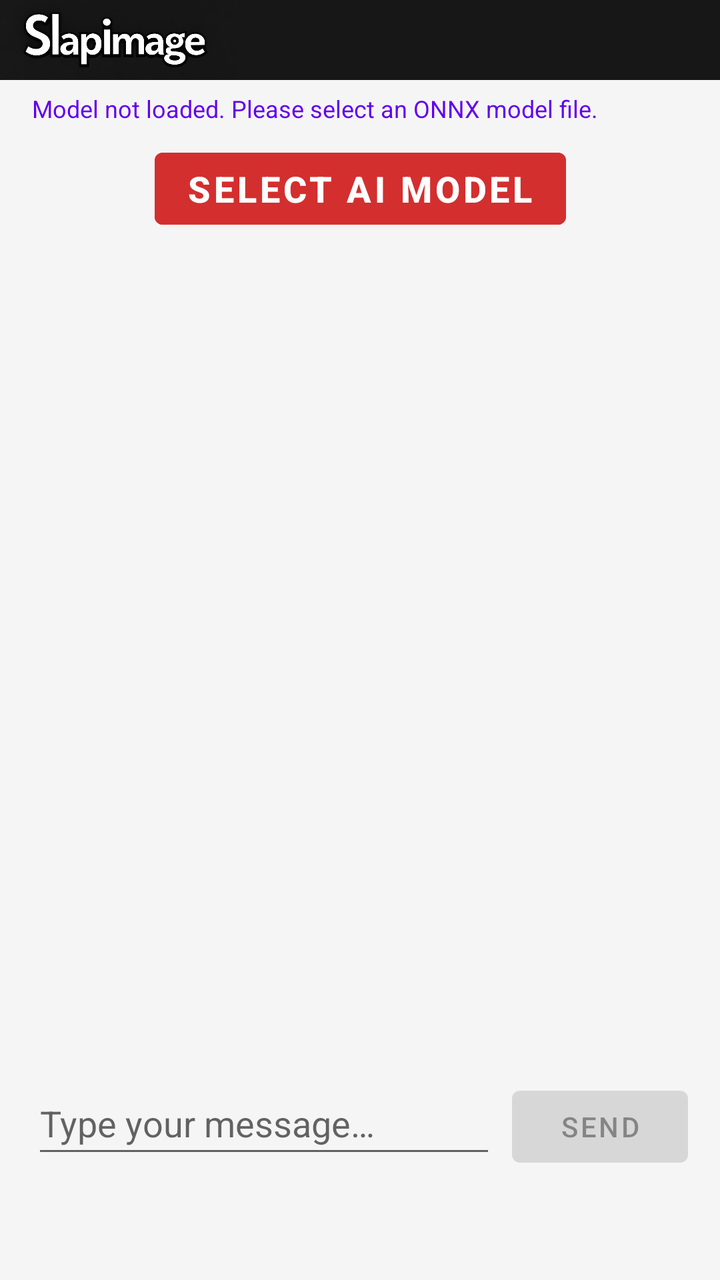
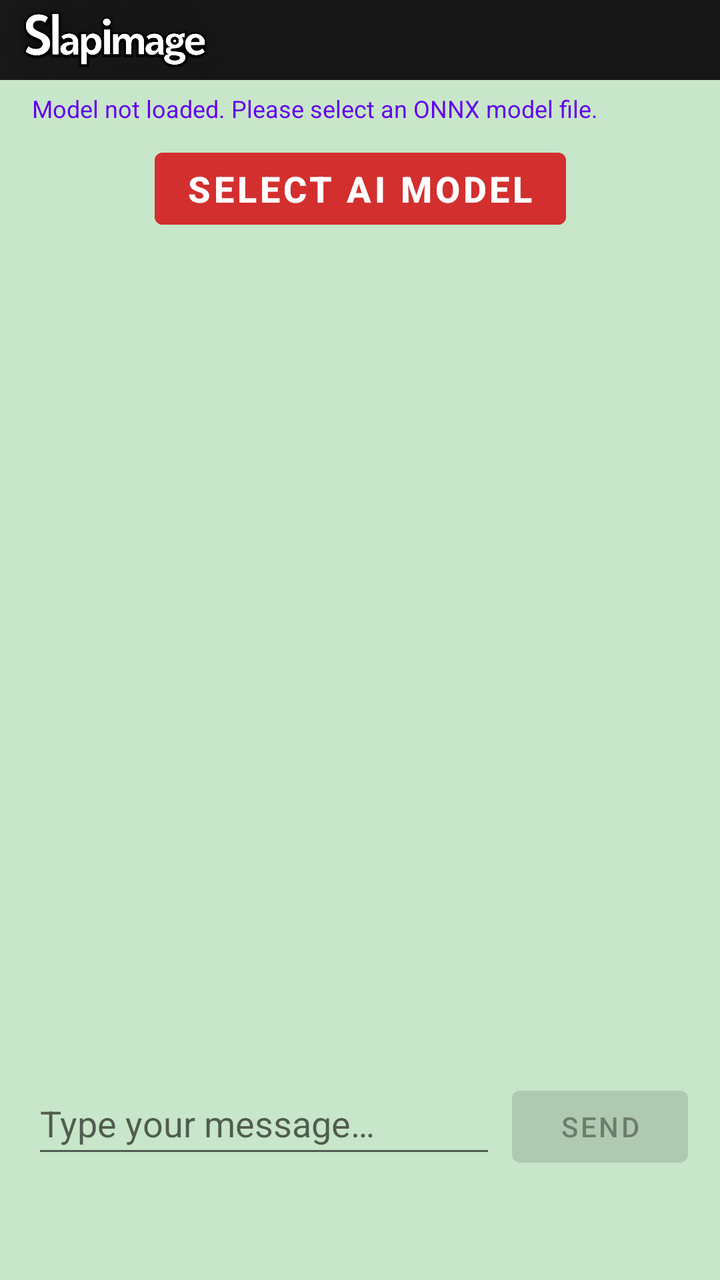

Two renders of the same Android screen: before a commit and after it. Below are the layout's source before the change and the commit's diff.
<!-- AndroidManifest.xml: application theme AppTheme -->
<!-- res/layout/fragment_chatbot.xml -->
<?xml version="1.0" encoding="utf-8"?>
<androidx.constraintlayout.widget.ConstraintLayout
    xmlns:android="http://schemas.android.com/apk/res/android"
    xmlns:app="http://schemas.android.com/apk/res-auto"
    xmlns:tools="http://schemas.android.com/tools"
    android:layout_width="match_parent"
    android:layout_height="match_parent"
    android:background="@color/background_color"
    tools:context=".fragments.ChatBotFragment">

    
    <RelativeLayout
        android:id="@+id/photoBarContainer"
        android:layout_width="match_parent"
        android:layout_height="40dp"
        android:background="@color/slapimage_top_bar_black"
        app:layout_constraintTop_toTopOf="parent"
        app:layout_constraintStart_toStartOf="parent"
        app:layout_constraintEnd_toEndOf="parent">

        
        <ImageView
            android:id="@+id/photoBar"
            android:layout_width="wrap_content"
            android:layout_height="match_parent"
            android:scaleType="fitStart"
            android:adjustViewBounds="true"
            android:layout_alignParentStart="true"
            android:contentDescription="@string/top_bar"
            android:src="@drawable/slapimage_bw_logo" />
    </RelativeLayout>

    
    <TextView
        android:id="@+id/tvModelStatus"
        android:layout_width="0dp"
        android:layout_height="wrap_content"
        android:layout_marginStart="16dp"
        android:layout_marginTop="46dp"
        android:layout_marginEnd="16dp"
        android:text="@string/model_not_loaded"
        android:textColor="@color/model_status_text"
        android:textSize="12sp"
        app:layout_constraintEnd_toEndOf="parent"
        app:layout_constraintStart_toStartOf="parent"
        app:layout_constraintTop_toTopOf="parent" />

    
    <Button
        android:id="@+id/btnSelectModel"
        android:layout_width="wrap_content"
        android:layout_height="wrap_content"
        android:layout_marginTop="8dp"
        android:text="@string/select_model"
        android:textColor="@color/white"
        android:textStyle="bold"
        android:textSize="18sp"
        android:backgroundTint="@color/red"
        app:layout_constraintEnd_toEndOf="parent"
        app:layout_constraintStart_toStartOf="parent"
        app:layout_constraintTop_toBottomOf="@id/tvModelStatus" />

    
    <androidx.recyclerview.widget.RecyclerView
        android:id="@+id/rvChatMessages"
        android:layout_width="0dp"
        android:layout_height="0dp"
        android:layout_marginTop="8dp"
        android:layout_marginBottom="8dp"
        android:clipToPadding="false"
        android:paddingBottom="72dp"
        app:layout_constraintBottom_toTopOf="@id/llInputContainer"
        app:layout_constraintEnd_toEndOf="parent"
        app:layout_constraintStart_toStartOf="parent"
        app:layout_constraintTop_toBottomOf="@id/btnSelectModel" />

    
    <LinearLayout
        android:id="@+id/llInputContainer"
        android:layout_width="0dp"
        android:layout_height="wrap_content"
        android:layout_marginStart="16dp"
        android:layout_marginEnd="16dp"
        android:layout_marginBottom="56dp"
        android:orientation="horizontal"
        app:layout_constraintBottom_toBottomOf="parent"
        app:layout_constraintEnd_toEndOf="parent"
        app:layout_constraintStart_toStartOf="parent">

        
        <EditText
            android:id="@+id/etUserInput"
            android:layout_width="0dp"
            android:layout_height="wrap_content"
            android:layout_weight="1"
            android:hint="@string/type_your_message"
            android:inputType="textMultiLine"
            android:maxLines="3"
            android:minHeight="48dp" />

        
        <Button
            android:id="@+id/btnSend"
            android:layout_width="wrap_content"
            android:layout_height="48dp"
            android:layout_marginStart="8dp"
            android:enabled="false"
            android:text="@string/send" />
    </LinearLayout>

    
    <ProgressBar
        android:id="@+id/progressBar"
        android:layout_width="wrap_content"
        android:layout_height="wrap_content"
        android:visibility="gone"
        app:layout_constraintBottom_toBottomOf="parent"
        app:layout_constraintEnd_toEndOf="parent"
        app:layout_constraintStart_toStartOf="parent"
        app:layout_constraintTop_toTopOf="parent" />

</androidx.constraintlayout.widget.ConstraintLayout>
<!-- resources referenced by this layout -->
<resources>
  <color name="background_color">#FFF5F5F5</color>
  <color name="model_status_text">#FF6200EE</color>
  <color name="red">#D32F2F</color>
  <color name="slapimage_top_bar_black">#171717</color>
  <color name="white">#FFFFFFFF</color>
  <!-- drawable slapimage_bw_logo: png bitmap (drawable, 122364 bytes) -->
  <string name="model_not_loaded">Model not loaded. Please select an ONNX model file.</string>
  <string name="select_model">Select AI Model</string>
  <string name="send">Send</string>
  <string name="top_bar">Top bar with SlapImage title</string>
  <string name="type_your_message">Type your message…</string>
  <style name="AppTheme" parent="Theme.MaterialComponents.Light.NoActionBar">
          
  
          <item name="colorPrimary">@color/white</item>   
          <item name="colorPrimaryVariant">@color/white</item>
          <item name="colorOnPrimary">@color/white</item>
          <item name="colorSecondary">@color/yellow</item>
          <item name="colorSecondaryVariant">@color/yellow</item>
          <item name="colorOnSecondary">@color/black</item>
          <item name="android:statusBarColor">@color/black</item>
          <item name="android:navigationBarColor">@color/black</item>
          <item name="android:windowActivityTransitions">true</item>
      </style>
  <color name="yellow">#FFFF00</color>
  <color name="black">#FF000000</color>
</resources>

<!-- the commit's change to res/layout/fragment_chatbot.xml (unified diff, before → after) -->
@@ -5,7 +5,7 @@
     xmlns:tools="http://schemas.android.com/tools"
     android:layout_width="match_parent"
     android:layout_height="match_parent"
-    android:background="@color/background_color"
+    android:background="@color/light_green">
     tools:context=".fragments.ChatBotFragment">
 
     
<!-- resource entries referenced after the edit -->
@@ -1,6 +1,6 @@
 <!-- resources referenced by this layout -->
 <resources>
-  <color name="background_color">#FFF5F5F5</color>
+  <color name="light_green">#C8E6C9</color>
   <color name="model_status_text">#FF6200EE</color>
   <color name="red">#D32F2F</color>
   <color name="slapimage_top_bar_black">#171717</color>
